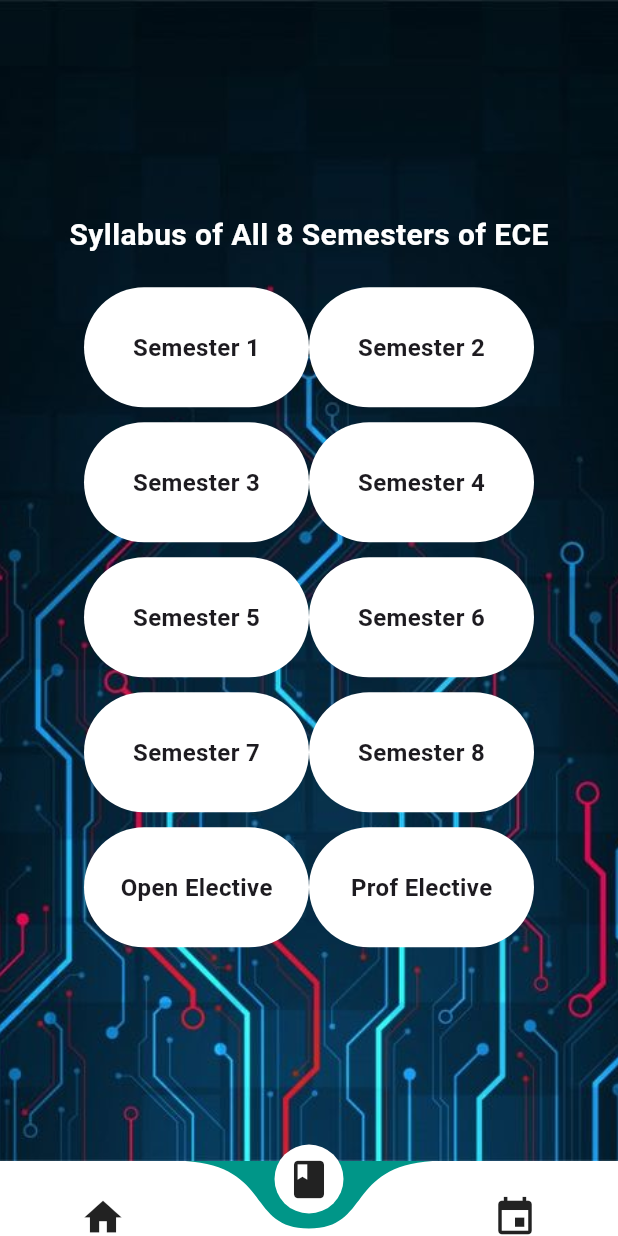
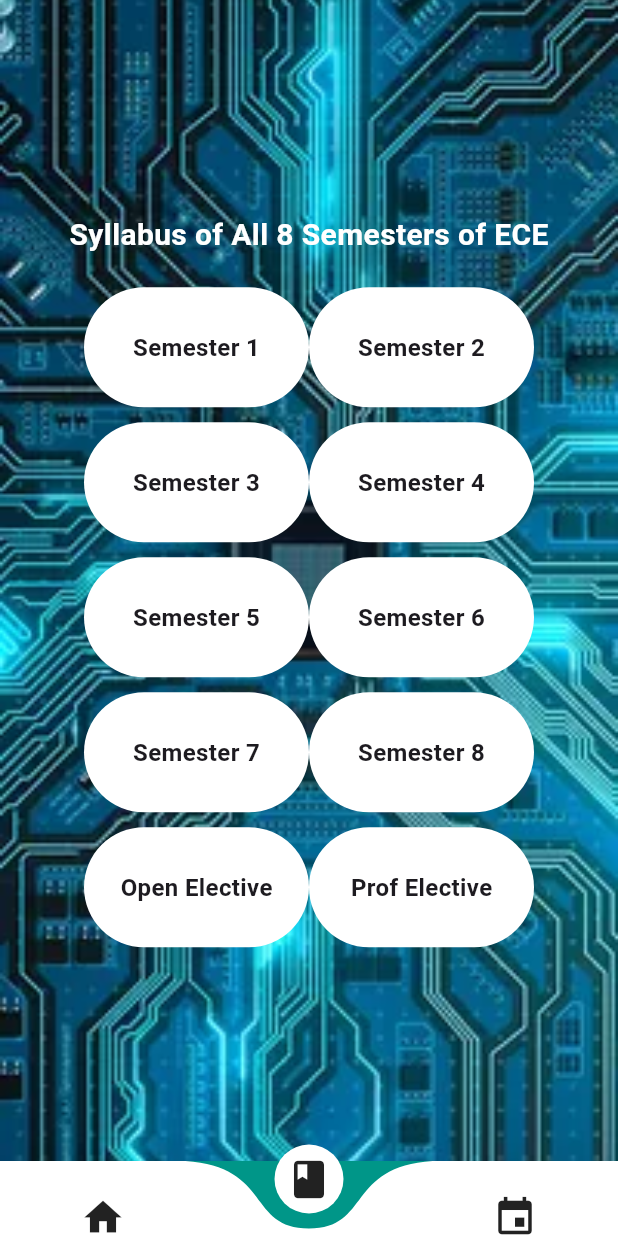
Before and after one commit to Shinjan-saha/ECE-Dept-App, a Flutter app: the screen it shows after launch, item 2 of the bottom bar chosen, on a phone screen of 412 x 824 dp. Run offline on Flutter 3.47's test engine with Material 3 defaults, Android fonts, the phone set to English and light mode, and no system bars; drawn by our look-alikes of curved_navigation_bar.

Commit message:
updated the App bg

```diff
--- a/ece/lib/main.dart
+++ b/ece/lib/main.dart
@@ -45,7 +45,7 @@ class _BottomNavigationState extends State<BottomNavigation> {
           Container(
             decoration: BoxDecoration(
               image: DecorationImage(
-                image: AssetImage('asset/bg.jpg'), // Set the path to your background image here
+                image: AssetImage('asset/newbgg.webp'), // Set the path to your background image here
                 fit: BoxFit.cover,
               ),
             ),
```
Also changed, not shown: ece/asset/newbg.jpg (added), ece/asset/newbgg.webp (added).
